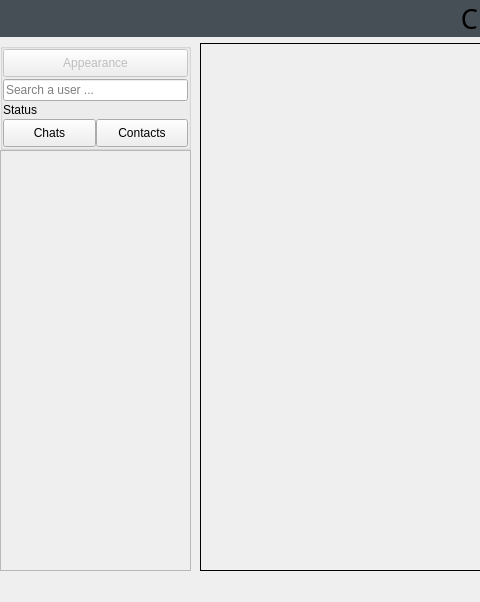
This is Client_Chatbox/forms/mainwindow.ui in Schmock83/Chatbox as Qt 5 draws it before an edit; both pictures show x 0 to 480 and y 0 to 602 of the 1027 by 602 pixel window. The edited form follows.
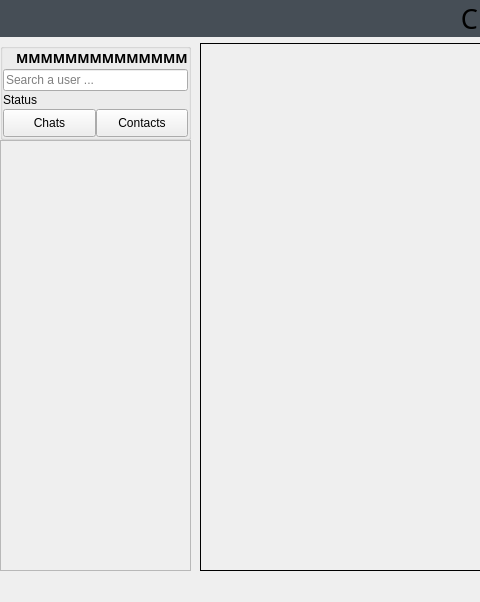
This is the edited form. Custom widgets are drawn as their Qt base class.

Commit message: changed client ui - added icon indicating userstate and a label for the username

Patch:
```diff
--- a/Client_Chatbox/forms/mainwindow.ui
+++ b/Client_Chatbox/forms/mainwindow.ui
@@ -519,16 +519,6 @@
                   </property>
                  </widget>
                 </item>
-                <item row="0" column="0">
-                 <widget class="QPushButton" name="appearance_button">
-                  <property name="enabled">
-                   <bool>false</bool>
-                  </property>
-                  <property name="text">
-                   <string>Appearance</string>
-                  </property>
-                 </widget>
-                </item>
                 <item row="1" column="0">
                  <widget class="LineEdit" name="search_line_edit">
                   <property name="focusPolicy">
@@ -548,6 +538,59 @@
                   </property>
                  </widget>
                 </item>
+                <item row="0" column="0">
+                 <layout class="QHBoxLayout" name="horizontalLayout_4">
+                  <property name="spacing">
+                   <number>0</number>
+                  </property>
+                  <item>
+                   <widget class="QLabel" name="user_state_label">
+                    <property name="maximumSize">
+                     <size>
+                      <width>50</width>
+                      <height>50</height>
+                     </size>
+                    </property>
+                    <property name="baseSize">
+                     <size>
+                      <width>0</width>
+                      <height>0</height>
+                     </size>
+                    </property>
+                    <property name="text">
+                     <string/>
+                    </property>
+                    <property name="alignment">
+                     <set>Qt::AlignCenter</set>
+                    </property>
+                   </widget>
+                  </item>
+                  <item>
+                   <widget class="QLabel" name="user_name_label">
+                    <property name="font">
+                     <font>
+                      <family>Century Gothic</family>
+                      <pointsize>10</pointsize>
+                      <weight>75</weight>
+                      <bold>true</bold>
+                     </font>
+                    </property>
+                    <property name="text">
+                     <string>MMMMMMMMMMMMMM</string>
+                    </property>
+                    <property name="scaledContents">
+                     <bool>true</bool>
+                    </property>
+                    <property name="alignment">
+                     <set>Qt::AlignLeading|Qt::AlignLeft|Qt::AlignVCenter</set>
+                    </property>
+                    <property name="wordWrap">
+                     <bool>true</bool>
+                    </property>
+                   </widget>
+                  </item>
+                 </layout>
+                </item>
                </layout>
               </widget>
              </item>
@@ -592,7 +635,7 @@
                         <x>0</x>
                         <y>0</y>
                         <width>187</width>
-                        <height>408</height>
+                        <height>421</height>
                        </rect>
                       </property>
                       <layout class="QGridLayout" name="gridLayout_12">
```
